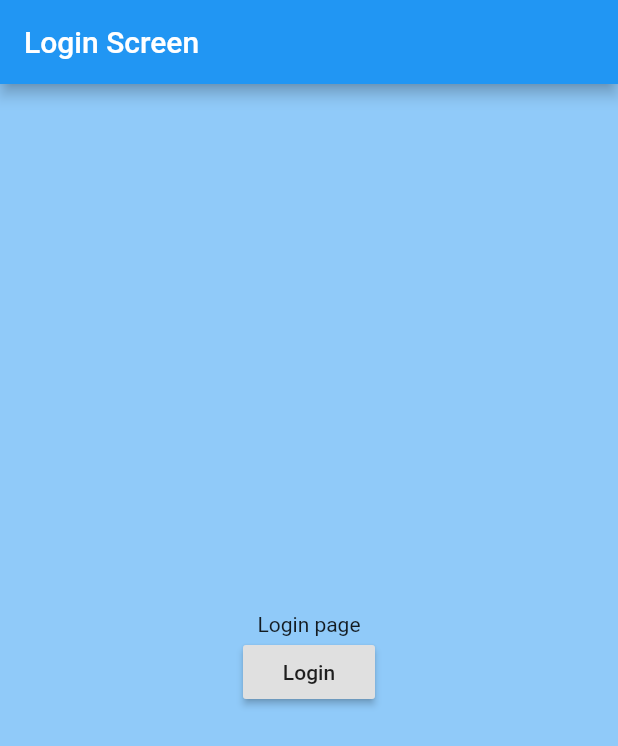
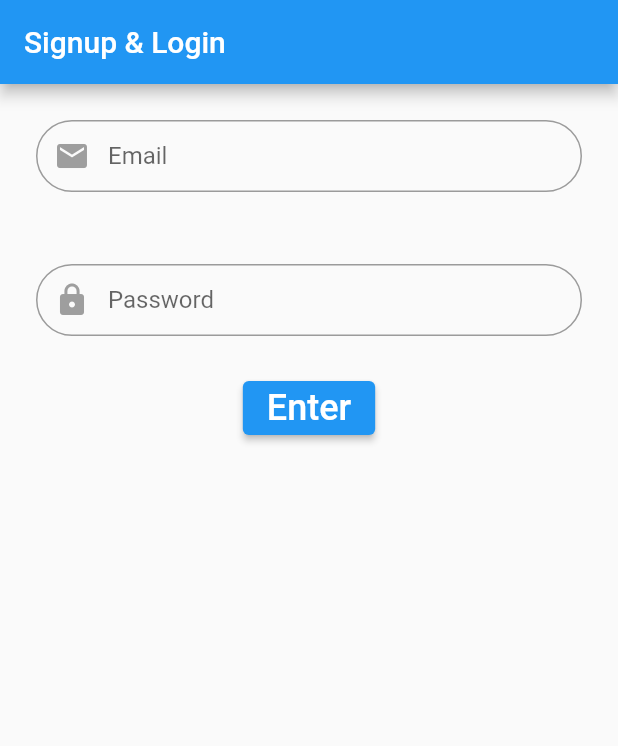
Before and after one commit to dleurs/flutter-strapi-graphql, a Flutter app: the screen it shows after launch, on a phone screen of 412 x 824 dp. Shown: the top 746 px of the screen. Run offline on Flutter 3.47's test engine with Material 2 defaults, Android fonts, the phone set to English and light mode, and no system bars; our stand-ins replace bloc, equatable, flutter_bloc, flutter_secure_storage, flutter_spinkit, shared_preferences; missing offline and left inert: artemis, gql, gql_exec, gql_link; generated files the repository leaves out were written again.

```diff
--- a/frontend/lib/src/ui/screen/login_screen.dart
+++ b/frontend/lib/src/ui/screen/login_screen.dart
@@ -1,4 +1,10 @@
+import 'dart:async';
+
 import 'package:flutter/material.dart';
+import 'package:flutter_spinkit/flutter_spinkit.dart';
+import 'package:frontend/src/helpers/log.dart';
+import 'dart:io';
+import 'package:frontend/src/helpers/validator.dart';
 import 'package:frontend/src/ui/screen/base_screen.dart';
 
 class LoginScreen extends StatefulWidget {
@@ -11,28 +17,157 @@ class LoginScreen extends StatefulWidget {
 }
 
 class _LoginScreenState extends BaseScreenState<LoginScreen> {
+  final _emailFormKey = GlobalKey<FormState>();
+
+  TextEditingController _email = new TextEditingController();
+  TextEditingController _password = new TextEditingController();
+
+  bool _showPassword = false;
+  bool _showSeePasswordIcon = false;
+  bool _showSearchingEmailIcon = false;
+  bool _startSearchingEmail = false;
+
   @override
   Widget buildScreen(BuildContext context) {
-    return Center(
+    final email = TextFormField(
+      keyboardType: TextInputType.emailAddress,
+      autofocus: false,
+      controller: _email,
+      validator: Validator.validateEmail,
+      decoration: InputDecoration(
+        prefixIcon: Icon(
+          Icons.email,
+          color: Colors.grey,
+        ),
+        suffixIcon: _showSearchingEmailIcon
+            ? IconButton(
+                icon: Icon(Icons.person_search),
+                onPressed: () {
+                  setState(() {
+                    _startSearchingEmail = true;
+                  });
+                },
+              )
+            : SizedBox(),
+        hintText: 'Email',
+        contentPadding: EdgeInsets.fromLTRB(20.0, 10.0, 20.0, 10.0),
+        border: OutlineInputBorder(borderRadius: BorderRadius.circular(32.0)),
+      ),
+      onChanged: (String email) async {
+        _startSearchingEmail = false;
+        if (Validator.validateEmail(_email.text) == null) {
+          setState(() {
+            _showSearchingEmailIcon = true;
+          });
+        } else {
+          setState(() {
+            _showSearchingEmailIcon = false;
+          });
+        }
+      },
+    );
+
+    final password = TextFormField(
+      autofocus: false,
+      obscureText: !_showPassword,
+      controller: _password,
+      validator: Validator.validatePassword,
+      onChanged: (String password) {
+        if (password.isNotEmpty ?? false) {
+          setState(() {
+            _showSeePasswordIcon = true;
+          });
+        } else {
+          setState(() {
+            _showSeePasswordIcon = false;
+          });
+        }
+      },
+      decoration: InputDecoration(
+        prefixIcon: Icon(
+          Icons.lock,
+          color: Colors.grey,
+        ), // icon is 48px widget.
+
+        suffixIcon: _showSeePasswordIcon
+            ? IconButton(
+                icon: Icon(Icons.remove_red_eye_outlined),
+                onPressed: () {
+                  setState(() {
+                    _showPassword = !_showPassword;
+                  });
+                },
+              )
+            : SizedBox(), // icon is 48px widget.
+
+        hintText: 'Password',
+        contentPadding: EdgeInsets.fromLTRB(20.0, 10.0, 20.0, 10.0),
+        border: OutlineInputBorder(borderRadius: BorderRadius.circular(32.0)),
+      ),
+    );
+
+    return ListView(children: [
+      Form(
+          key: _emailFormKey,
+          child: Padding(
+            padding: const EdgeInsets.symmetric(horizontal: 24.0),
+            child: SingleChildScrollView(
               child: Column(
                 mainAxisAlignment: MainAxisAlignment.center,
+                //crossAxisAlignment: CrossAxisAlignment.stretch,
                 children: <Widget>[
-          Text('Login page'),
+                  SizedBox(height: 24.0),
+                  email,
+                  SizedBox(height: 24.0),
+                  _startSearchingEmail
+                      ? SpinKitCircle(
+                          color: Theme.of(context).accentColor,
+                          size: 70.0,
+                        )
+                      : SizedBox(),
+                  SizedBox(height: 24.0),
+                  password,
+                  SizedBox(height: 24.0),
+                  ElevatedButton(
+                    onPressed: () {
+                      // Validate returns true if the form is valid, otherwise false.
+                      if (_emailFormKey.currentState.validate()) {
+                        // If the form is valid, display a snackbar. In the real world,
+                        // you'd often call a server or save the information in a database.
+
+                        Scaffold.of(context).showSnackBar(
+                            SnackBar(content: Text('Processing Data')));
+                      }
+                    },
+                    child: Text(
+                      'Enter',
+                      style: TextStyle(
+                          fontSize:
+                              Theme.of(context).textTheme.headline5.fontSize),
+                    ),
+                  ),
+                ],
+              ),
+            ),
+          ))
+    ]);
+    /* Column(
+      children: <Widget>[
+        ,
         RaisedButton(
           onPressed: () {
             this.doLogin("username", "password");
           },
-            child: Text('Login'),
+          child: Text('Enter', style: Theme.of(context).textTheme.headline5),
           key: Key("LoginButton"),
         )
       ],
-      ),
-    );
+    ); */
   }
 
   @override
   PreferredSizeWidget buildAppBar(BuildContext context) {
-    return AppBar(title: Text('Login Screen'));
+    return AppBar(title: Text('Signup & Login'));
   }
 
   @override
--- a/frontend/pubspec.yaml
+++ b/frontend/pubspec.yaml
@@ -27,6 +27,7 @@ dependencies:
   cupertino_icons: ^1.0.0
   flutter_bloc: ^6.1.1
   flutter_secure_storage: ^3.3.5
+  flutter_spinkit: ^4.1.2+1
   json_annotation: ^3.1.0
   shared_preferences: ^0.5.12+4
 
```
Also changed, not shown: frontend/lib/src/helpers/validator.dart (added, +83 -0 lines), frontend/lib/src/ui/screen/base_screen.dart (+4 -3 lines), frontend/lib/src/ui/screen/home_screen.dart (+9 -6 lines), frontend/pubspec.lock. Lines whose indentation alone changed are shown as unchanged.
